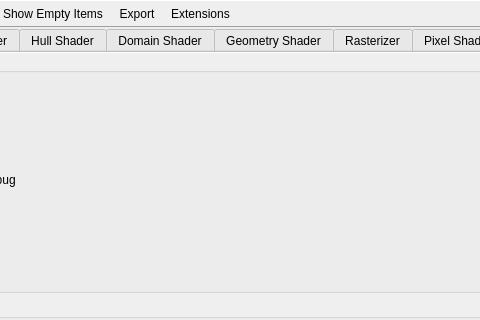
Above: qrenderdoc/Windows/PipelineState/D3D11PipelineStateViewer.ui from Tinenc/GraphicsDebugger before the change; both pictures show x 187 to 667 and y 0 to 320 of the 1000 by 635 pixel window. Below: the same form after it.
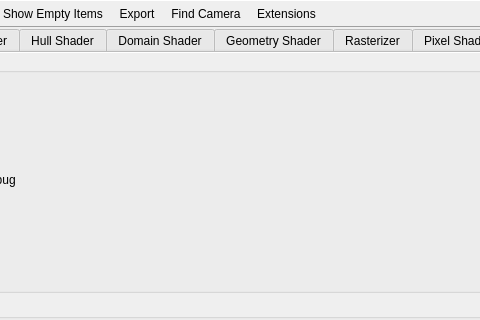
That is the form after the change. Icons and pictures are not drawn. Custom widgets are drawn as their Qt base class.

Commit message:
feat(qrenderdoc): add Find Camera scan to the D3D11 pipeline state viewer
Scans the currently bound VS constant-buffer ranges for a consistent view / inverse-view / view-projection matrix triple and reports the matching variables, so the camera CB can be located without guessing offsets.

win32_hook: route delay-import thunk RVA arithmetic through DelayImportThunkRVA() so a 32-bit slot*thunkSize product cannot wrap, plus a Win64-only Catch2 case that pins the widened behaviour.

Carried over verbatim from the DF research working tree; no functional change beyond the above.

Diff of the .ui file:
```diff
--- a/qrenderdoc/Windows/PipelineState/D3D11PipelineStateViewer.ui
+++ b/qrenderdoc/Windows/PipelineState/D3D11PipelineStateViewer.ui
@@ -136,6 +136,29 @@
         </property>
        </widget>
       </item>
+      <item>
+       <widget class="QToolButton" name="detectCamera">
+        <property name="toolTip">
+         <string>Scan the currently bound vertex shader constant-buffer ranges for a view, inverse-view, and view-projection matrix group.</string>
+        </property>
+        <property name="text">
+         <string>Find Camera</string>
+        </property>
+        <property name="icon">
+         <iconset resource="../../Resources/resources.qrc">
+          <normaloff>:/find.png</normaloff>:/find.png</iconset>
+        </property>
+        <property name="checkable">
+         <bool>false</bool>
+        </property>
+        <property name="toolButtonStyle">
+         <enum>Qt::ToolButtonTextBesideIcon</enum>
+        </property>
+        <property name="autoRaise">
+         <bool>true</bool>
+        </property>
+       </widget>
+      </item>
       <item>
        <widget class="QToolButton" name="extensions">
         <property name="text">
```
The commit also changes 3 other files.
